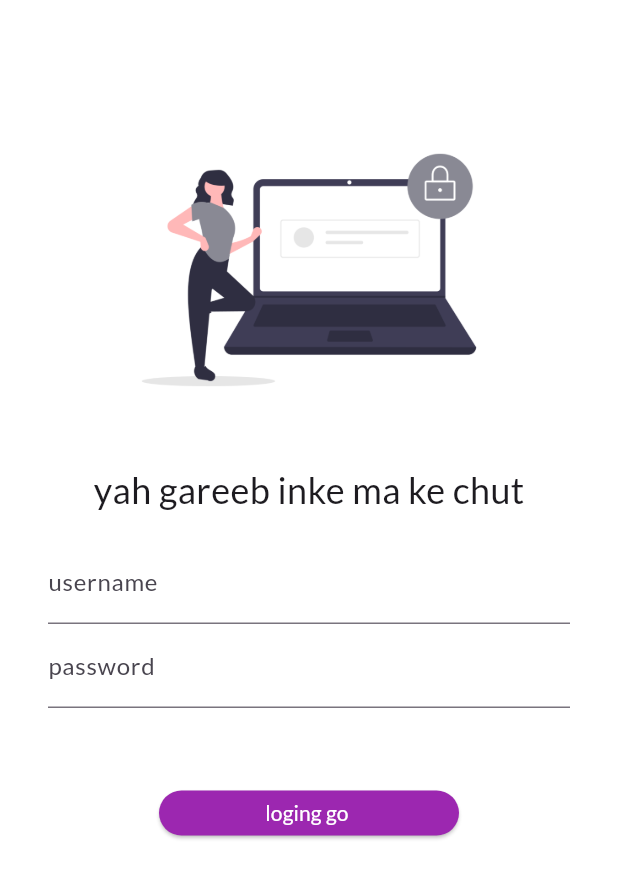
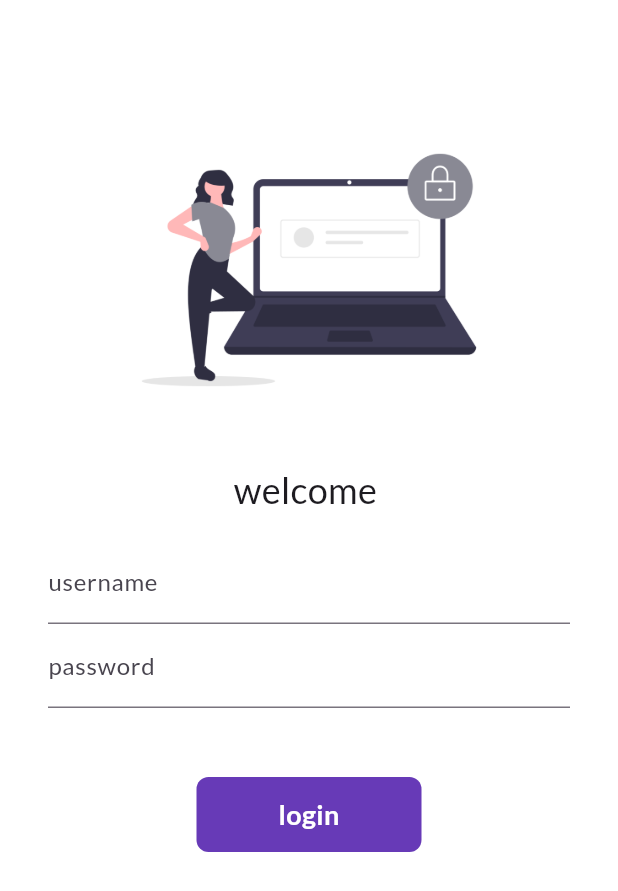
Before and after one commit to sarthaktyagi354932/new, a Flutter app: the screen it shows after launch, on a phone screen of 412 x 824 dp. Shown: the top 891 px of the screen. Run offline on Flutter 3.47's test engine with Material 3 defaults, Android fonts, the light colour scheme and no system bars; our stand-ins replace google_fonts.

Commit message:
day 6 animanted button

```diff
--- a/lib/pages/LogingPage.dart
+++ b/lib/pages/LogingPage.dart
@@ -3,9 +3,16 @@
 import 'package:flutter/material.dart';
 import 'package:flutter_30_day/utils/routes.dart';
 
-class LogingPage extends StatelessWidget {
+class LogingPage extends StatefulWidget {
   const LogingPage({super.key});
 
+  @override
+  State<LogingPage> createState() => _LogingPageState();
+}
+
+class _LogingPageState extends State<LogingPage> {
+  String name = "";
+  bool changeButton = false;
   @override
   Widget build(BuildContext context) {
     return Material(
@@ -25,7 +32,7 @@ class LogingPage extends StatelessWidget {
               height: 30,
             ),
             Text(
-              "yah gareeb inke ma ke chut",
+              "welcome $name",
               style: TextStyle(
                 fontSize: 24,
               ),
@@ -39,6 +46,10 @@ class LogingPage extends StatelessWidget {
                       hintText: "enter username",
                       labelText: "username",
                     ),
+                    onChanged: (value) {
+                      name = value;
+                      setState(() {});
+                    },
                   ),
                   TextField(
                     obscureText: true,
@@ -53,17 +64,50 @@ class LogingPage extends StatelessWidget {
             SizedBox(
               height: 30,
             ),
-            ElevatedButton(
-              child: Text(
-                "loging go ",
-                style: TextStyle(color: Colors.white),
-              ),
-              style: TextButton.styleFrom(
-                  minimumSize: Size(200, 30), backgroundColor: Colors.purple),
-              onPressed: () {
+            InkWell(
+              onTap: () async {
+                setState(() {
+                  changeButton = true;
+                });
+                await Future.delayed(Duration(seconds: 1));
                 Navigator.pushNamed(context, MyRouts.homeRouts);
               },
+              child: AnimatedContainer(
+                duration: Duration(seconds: 1),
+                decoration: BoxDecoration(
+                  color: Colors.deepPurple,
+                  borderRadius: BorderRadius.circular( changeButton ? 50 : 8),
+
+                ),
+                width: changeButton ? 50: 150,
+
+                height: 50,
+                // color: Colors.deepOrange,
+                alignment: Alignment.center,
+                child: changeButton ?
+                Icon(Icons.done,
+                color: Colors.white,) :
+                Text(
+                  "login",
+                  style: TextStyle(
+                      color: Colors.white,
+                      fontWeight: FontWeight.bold,
+                      fontSize: 18),
+                ),
+              ),
             )
+
+            // ElevatedButton(
+            //   child: Text(
+            //     "loging go ",
+            //     style: TextStyle(color: Colors.white),
+            //   ),
+            //   style: TextButton.styleFrom(
+            //       minimumSize: Size(200, 60), backgroundColor: Colors.purple),
+            //   onPressed: () {
+            //     Navigator.pushNamed(context, MyRouts.homeRouts);
+            //   },
+            // )
           ],
         ),
       ),
```
